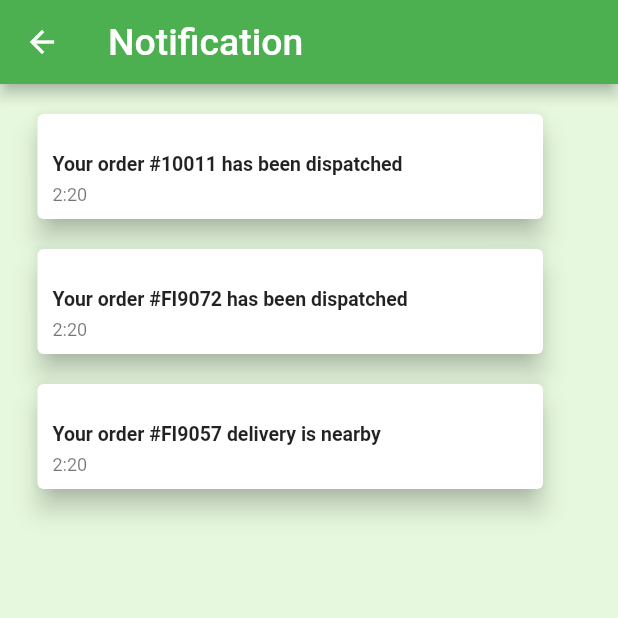
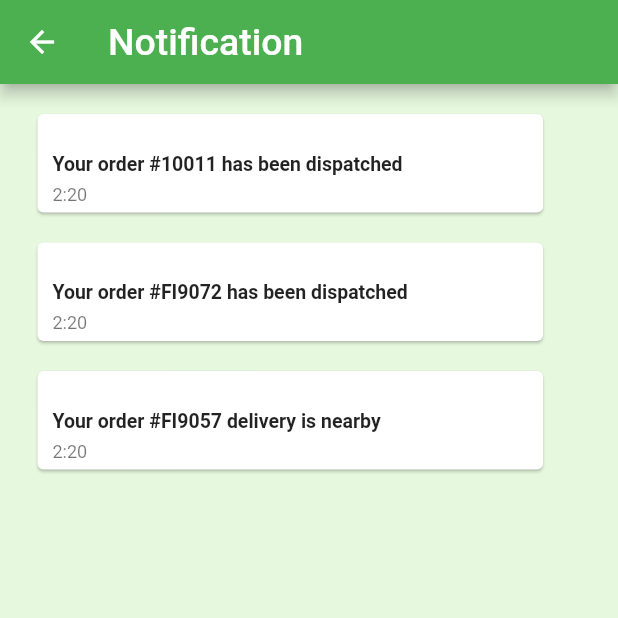
Before and after one commit to LET-BE-X/Givegi, a Flutter app: the NotificationScreen screen opened directly, on a phone screen of 412 x 824 dp, the top half of it. Run offline on Flutter 3.47's test engine with Material 2 defaults, Android fonts, the phone set to English and light mode, and no system bars; our stand-ins replace carousel_slider, curved_navigation_bar, flutter_screenutil, flutter_svg, gap, geolocator and 4 more; missing offline and left inert: flutter_verification_code, open_street_map_search_and_pick.

Commit message:
minor change

```diff
--- a/lib/view/More/screens/More_screens.dart
+++ b/lib/view/More/screens/More_screens.dart
@@ -1,3 +1,4 @@
+import 'package:ecommercegiveji/view/More/widgets/customer_care.dart';
 import 'package:flutter/material.dart';
 
 class MoreScreen extends StatelessWidget {
@@ -6,7 +7,7 @@ class MoreScreen extends StatelessWidget {
   @override
   Widget build(BuildContext context) {
     return Container(
-      color: Colors.yellow,
+      child: CustomerCare(),
     );
   }
 }
--- a/lib/view/Notification/Screens/Notification_screens.dart
+++ b/lib/view/Notification/Screens/Notification_screens.dart
@@ -2,7 +2,6 @@
 
 import 'package:flutter/material.dart';
 import 'package:flutter_screenutil/flutter_screenutil.dart';
-import 'package:gap/gap.dart';
 import 'package:velocity_x/velocity_x.dart';
 
 import '../../../utils/ListConst.dart';
@@ -14,15 +13,13 @@ class NotificationScreen extends StatelessWidget {
   Widget build(BuildContext context) {
     return Scaffold(
         appBar: AppBar(
-          // toolbarHeight: 50,
-          // backgroundColor: Colors.white,
           title: Text("Notification",style: TextStyle(fontSize: 28.h),),
 
           ),
         backgroundColor:const Color(0xffE6F8DE),
         body: ListView.builder(itemBuilder: (context, index) {
           return Card(
-            elevation: 7,
+            elevation: 1.h.w,
             margin:const EdgeInsets.only(left: 25,right: 50,top: 20),
 
 
@@ -34,7 +31,7 @@ class NotificationScreen extends StatelessWidget {
               title: orders[index].text.fontWeight(FontWeight.w600).make(),
               subtitle: "2:20".text.make(),
             ).box.roundedFull.make(),
-          ).box.size(100, 90).roundedSM.alignTopLeft.make();
+          ).box.size(100.h.w, 100.h.w).roundedSM.alignTopLeft.make();
         },itemCount: orders.length,)
     );;
   }
--- a/lib/view/authScreen/screens/login_page.dart
+++ b/lib/view/authScreen/screens/login_page.dart
@@ -53,7 +53,7 @@ class LoginScreen extends StatelessWidget {
           30.h.w.heightBox,
           MyButton(
             ontap: () {
-              Get.to(() =>const Home());
+              Get.offAll(() =>const Home());
             },
             height: 50,
             width: 344,
--- a/lib/view/authScreen/screens/signup_page.dart
+++ b/lib/view/authScreen/screens/signup_page.dart
@@ -42,8 +42,7 @@ class _SignupScreenState extends State<SignupScreen> {
             CustomTextfield(
                 decoration: const InputDecoration(
                     focusColor: Colors.grey,
-
-                        OutlineInputBorder(borderSide: BorderSide(width: 0.8)),
+                    border: OutlineInputBorder(borderSide: BorderSide(width: 0.8)),
                     focusedBorder: OutlineInputBorder()),ispass: false),
             30.h.heightBox,
             MyButton(
```
Also changed, not shown: lib/view/More/widgets/customer_care.dart (added, +14 -0 lines), lib/view/ProfileScreen/Widgets/profile_widgits.dart (+3 -5 lines).
